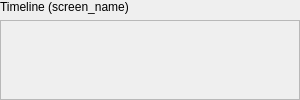
Before: the Qt Designer form lib/twitrrerr/ui/timeline.ui in nilsding/twitrrerr, drawn with Qt 5.
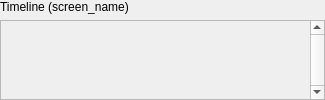
After: the same form once the commit is applied.

```diff
--- a/lib/twitrrerr/ui/timeline.ui
+++ b/lib/twitrrerr/ui/timeline.ui
@@ -6,7 +6,7 @@
    <rect>
     <x>0</x>
     <y>0</y>
-    <width>300</width>
+    <width>325</width>
     <height>100</height>
    </rect>
   </property>
@@ -18,7 +18,7 @@
   </property>
   <property name="minimumSize">
    <size>
-    <width>300</width>
+    <width>325</width>
     <height>100</height>
    </size>
   </property>
@@ -47,6 +47,15 @@
    </item>
    <item>
     <widget class="QScrollArea" name="qsa_tweets">
+     <property name="frameShadow">
+      <enum>QFrame::Sunken</enum>
+     </property>
+     <property name="verticalScrollBarPolicy">
+      <enum>Qt::ScrollBarAlwaysOn</enum>
+     </property>
+     <property name="horizontalScrollBarPolicy">
+      <enum>Qt::ScrollBarAlwaysOff</enum>
+     </property>
      <property name="widgetResizable">
       <bool>true</bool>
      </property>
@@ -55,7 +64,7 @@
        <rect>
         <x>0</x>
         <y>0</y>
-        <width>294</width>
+        <width>303</width>
         <height>75</height>
        </rect>
       </property>
```
